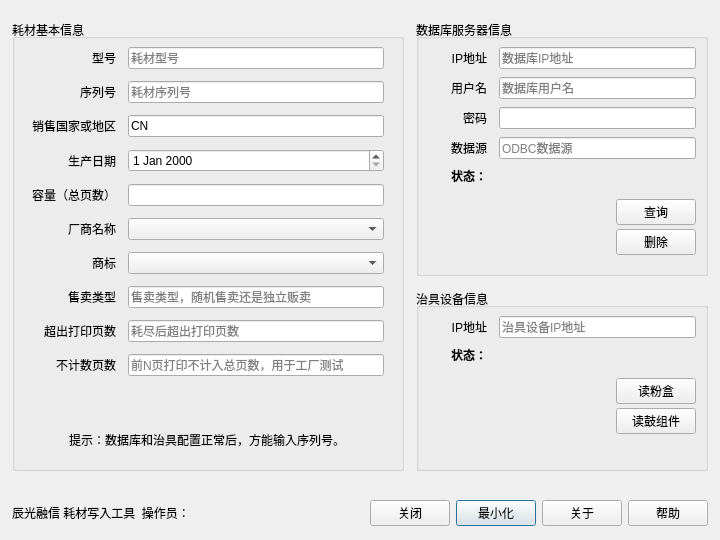
Above: supplywriter.ui from zlmone/supply_writer before the change. Below: the same form after it.
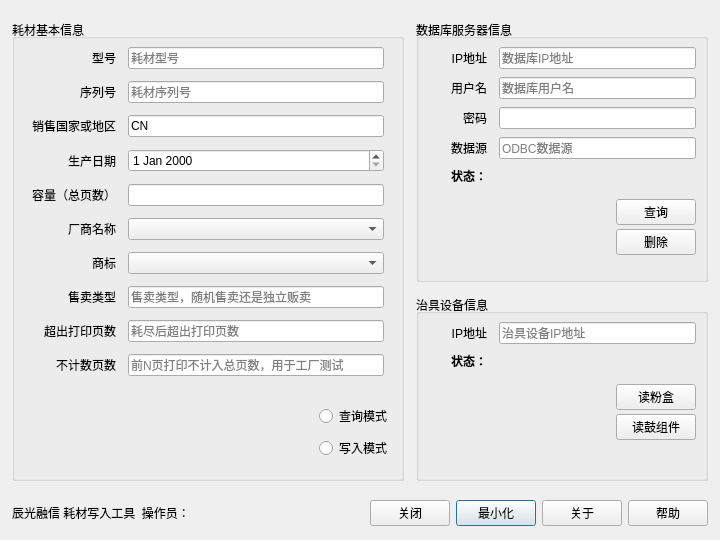
That is the form after the change. The open tabs and pages were chosen to show the change.

```diff
--- a/supplywriter.ui
+++ b/supplywriter.ui
@@ -443,7 +443,7 @@
        <x>0</x>
        <y>15</y>
        <width>720</width>
-       <height>460</height>
+       <height>470</height>
       </rect>
      </property>
      <layout class="QHBoxLayout" name="horizontalLayout_6" stretch="17,13">
@@ -498,7 +498,7 @@
            <x>10</x>
            <y>20</y>
            <width>370</width>
-           <height>410</height>
+           <height>421</height>
           </rect>
          </property>
          <layout class="QVBoxLayout" name="verticalLayout_10">
@@ -749,14 +749,57 @@
            </spacer>
           </item>
           <item>
-           <widget class="QLabel" name="label_48">
-            <property name="text">
-             <string>提示：数据库和治具配置正常后，方能输入序列号。</string>
+           <layout class="QHBoxLayout" name="horizontalLayout_12">
+            <property name="rightMargin">
+             <number>0</number>
             </property>
-            <property name="alignment">
-             <set>Qt::AlignCenter</set>
+            <property name="bottomMargin">
+             <number>0</number>
             </property>
-           </widget>
+            <item>
+             <spacer name="horizontalSpacer_18">
+              <property name="orientation">
+               <enum>Qt::Horizontal</enum>
+              </property>
+              <property name="sizeHint" stdset="0">
+               <size>
+                <width>40</width>
+                <height>20</height>
+               </size>
+              </property>
+             </spacer>
+            </item>
+            <item>
+             <layout class="QVBoxLayout" name="verticalLayout_12">
+              <property name="rightMargin">
+               <number>0</number>
+              </property>
+              <property name="bottomMargin">
+               <number>0</number>
+              </property>
+              <item>
+               <widget class="QRadioButton" name="radioButton">
+                <property name="toolTip">
+                 <string>查询数据库及治具上耗材芯片信息</string>
+                </property>
+                <property name="text">
+                 <string>查询模式</string>
+                </property>
+               </widget>
+              </item>
+              <item>
+               <widget class="QRadioButton" name="radioButton_2">
+                <property name="toolTip">
+                 <string>自动写入数据库及治具所载耗材芯片</string>
+                </property>
+                <property name="text">
+                 <string>写入模式</string>
+                </property>
+               </widget>
+              </item>
+             </layout>
+            </item>
+           </layout>
           </item>
          </layout>
         </widget>
```
